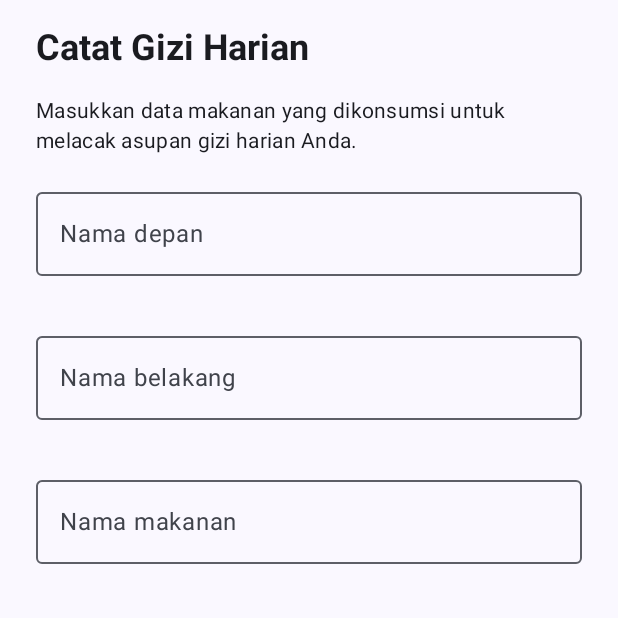
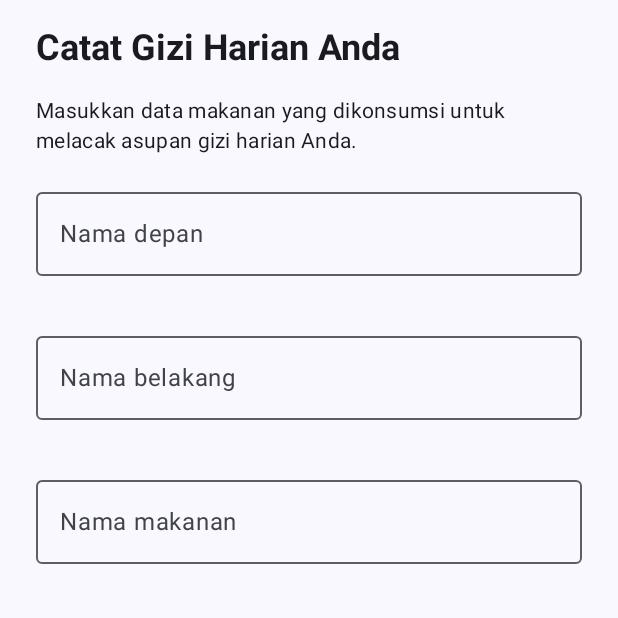
Before and after one commit to irzadzulhika29/tracking_gizi, an Android app built with Jetpack Compose: the screen it shows after launch (MainActivity), on a phone screen of 412 x 824 dp, the top half of it. Run offline under Robolectric (Android 15) with nearby library versions, the phone set to English and light mode, and no system bars.

Commit message:
change header

```diff
--- a/app/src/main/java/com/example/stateviewmodel/MainActivity.kt
+++ b/app/src/main/java/com/example/stateviewmodel/MainActivity.kt
@@ -86,7 +86,7 @@ fun NutritionFormScreen(
         verticalArrangement = Arrangement.spacedBy(16.dp),
     ) {
         Text(
-            text = "Catat Gizi Harian",
+            text = "Catat Gizi Harian Anda",
             style = MaterialTheme.typography.headlineSmall.copy(fontWeight = FontWeight.Bold),
         )
         Text(
```
